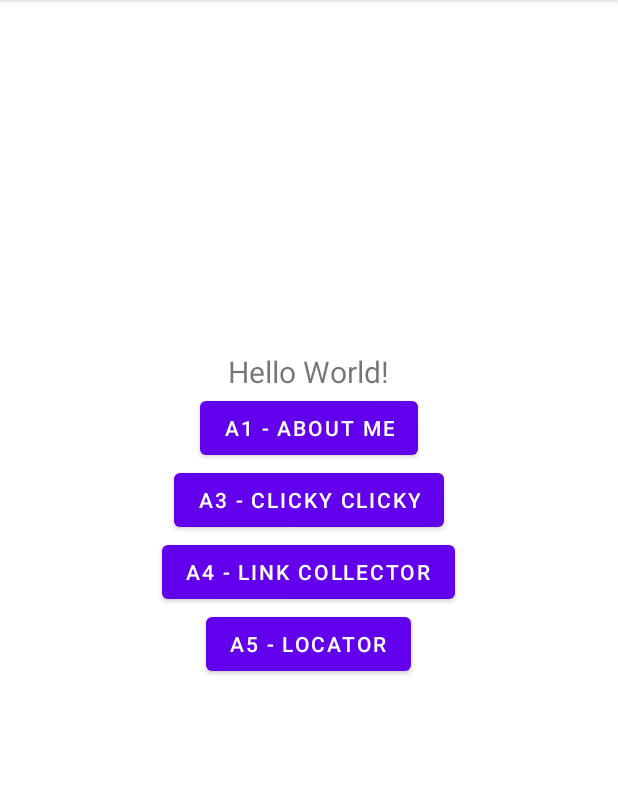
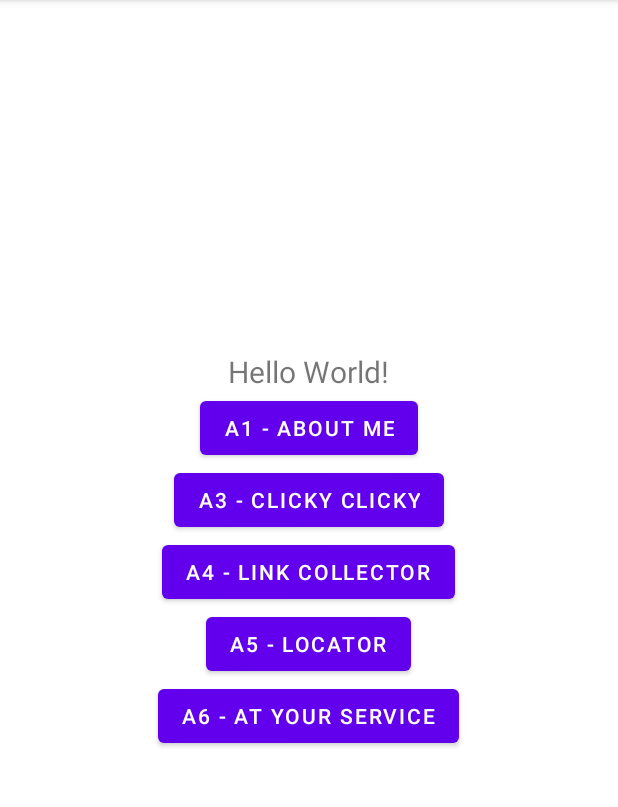
Before and after one commit to martapalermo/5520_SemesterApp, an Android app: the screen it shows after launch (MainActivity), on a phone screen of 412 x 824 dp, the part 84-891 px from its top. Run offline under Robolectric (Android 15) with nearby library versions, the phone set to English and light mode, and no system bars.

Commit message:
created new activity page for "at your service A6"

```diff
--- /dev/null
+++ b/app/src/main/java/edu/neu/madcourse/madsu21_martapalermo/DictionaryRequest.java
@@ -0,0 +1,4 @@
+package edu.neu.madcourse.madsu21_martapalermo;
+
+public class DictionaryRequest {
+}
--- a/app/src/main/java/edu/neu/madcourse/madsu21_martapalermo/MainActivity.java
+++ b/app/src/main/java/edu/neu/madcourse/madsu21_martapalermo/MainActivity.java
@@ -24,6 +24,9 @@ public class MainActivity extends AppCompatActivity {
 
         Button locator = findViewById(R.id.locator);
         locator.setOnClickListener(v -> openLocator());
+
+        Button service = findViewById(R.id.service);
+        service.setOnClickListener(v -> openService());
     }
 
 
@@ -51,4 +54,9 @@ public class MainActivity extends AppCompatActivity {
         startActivity(intent);
     }
 
+    // opens A6 window
+    private void openService() {
+        Intent intent = new Intent(this, A6.class);
+        startActivity(intent);
+    }
 }
--- a/app/src/main/res/layout/activity_main.xml
+++ b/app/src/main/res/layout/activity_main.xml
@@ -52,4 +52,13 @@
         android:layout_centerHorizontal="true"
         android:layout_below="@id/linkCollector" />
 
+    <Button
+        android:id="@+id/service"
+        android:layout_width="wrap_content"
+        android:layout_height="wrap_content"
+        android:text="A6 - At Your Service"
+        android:layout_centerVertical="true"
+        android:layout_centerHorizontal="true"
+        android:layout_below="@id/locator" />
+
 </RelativeLayout>
```
Also changed, not shown: app/src/main/AndroidManifest.xml (+13 -9 lines), app/src/main/java/edu/neu/madcourse/madsu21_martapalermo/A6.java (added, +14 -0 lines), app/src/main/res/layout/activity_at_your_service.xml (added, +9 -0 lines), 3 other files.
